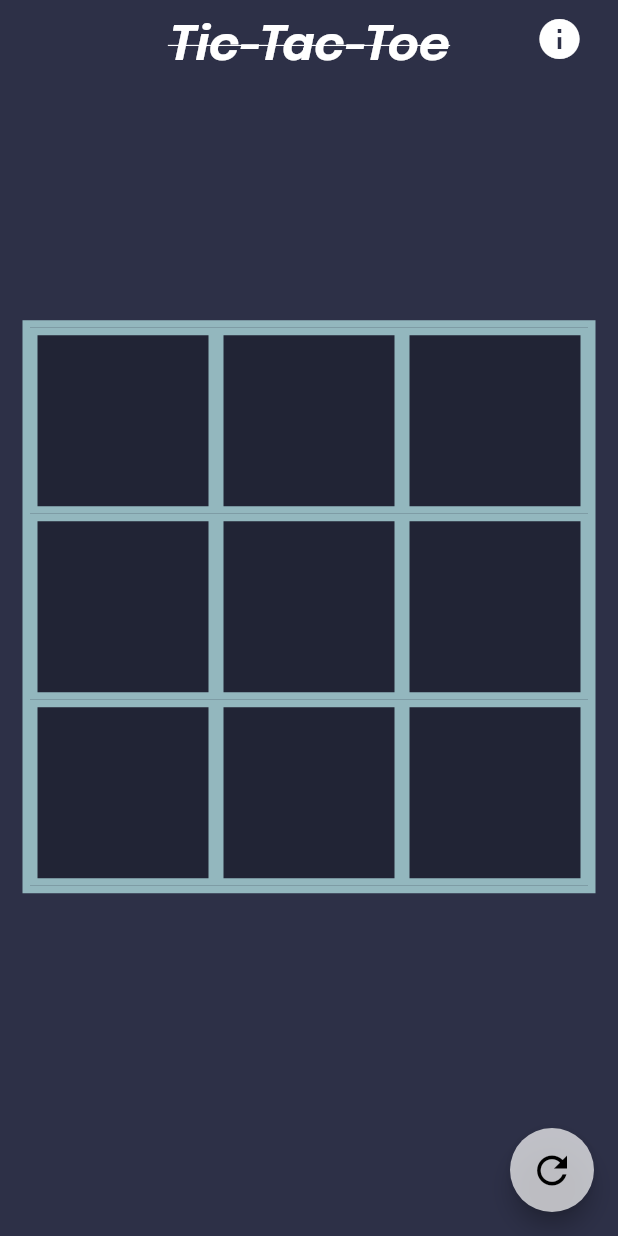
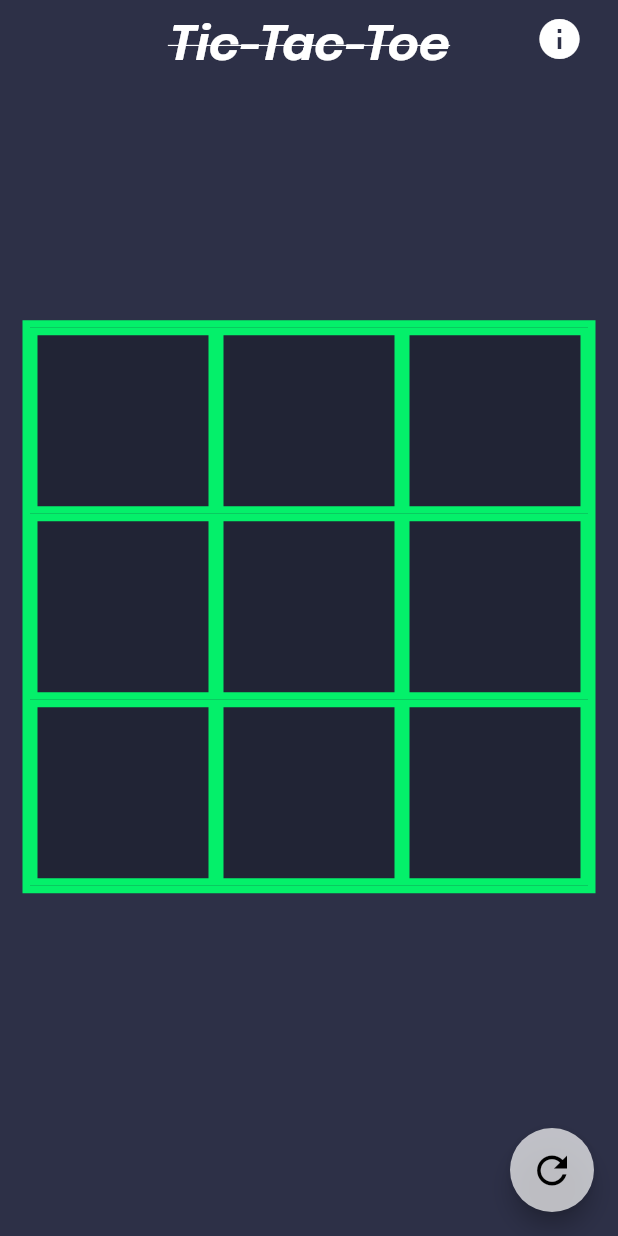
Before and after one commit to samitkapoor/tic-tac-toe, a Flutter app: the screen it shows after launch, on a phone screen of 412 x 824 dp. Run offline on Flutter 3.47's test engine with Material 2 defaults, Android fonts, the phone set to English and light mode, and no system bars; our stand-ins replace google_fonts.

Commit message:
Added New Color Theme

```diff
--- a/lib/components/grid_button_widget.dart
+++ b/lib/components/grid_button_widget.dart
@@ -32,16 +32,12 @@ class GridButtonWidget extends StatelessWidget {
         width: (MediaQuery.of(context).size.width - 40) / 3,
         decoration: BoxDecoration(
           border: Border.all(
-            color: (gridButton.value == 1 ||
-                    gridButton.value == 2 ||
-                    gridButton.value == 0)
-                ? gridColor
-                : Colors.yellow,
+            color: gridColor,
             width: 5,
           ),
           color: (gridButton.value != 3 && gridButton.value != 4)
               ? Colors.transparent
-              : Colors.yellow,
+              : Colors.black54,
         ),
         alignment: Alignment.center,
         child: (gridButton.value == 0)
--- a/lib/constants/colors.dart
+++ b/lib/constants/colors.dart
@@ -1,10 +1,10 @@
 import 'package:flutter/material.dart';
 
 //color of the cross (player 1)
-Color crossColor = const Color(0xff93B7BE);
+Color crossColor = const Color(0xffDB2955);
 
 //color of the circle (player 2)
 Color circleColor = const Color(0xff9FD356);
 
 //color for the grid lines
-Color gridColor = const Color(0xff93B7BE);
+Color gridColor = const Color(0xff04F06A);
```
